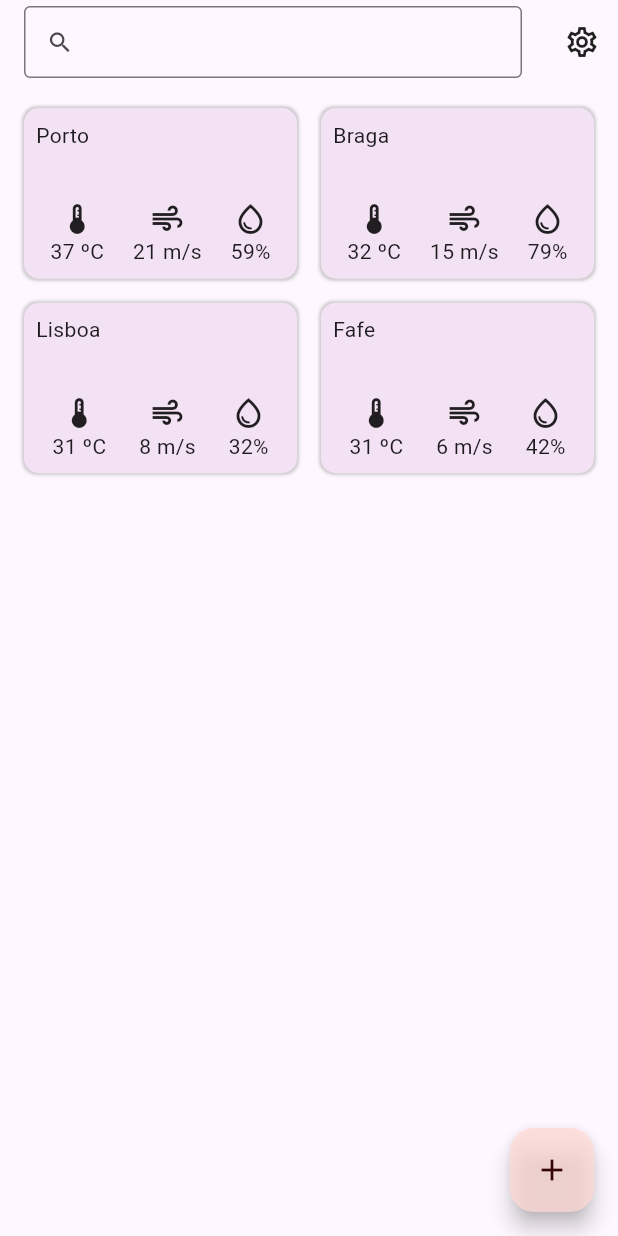
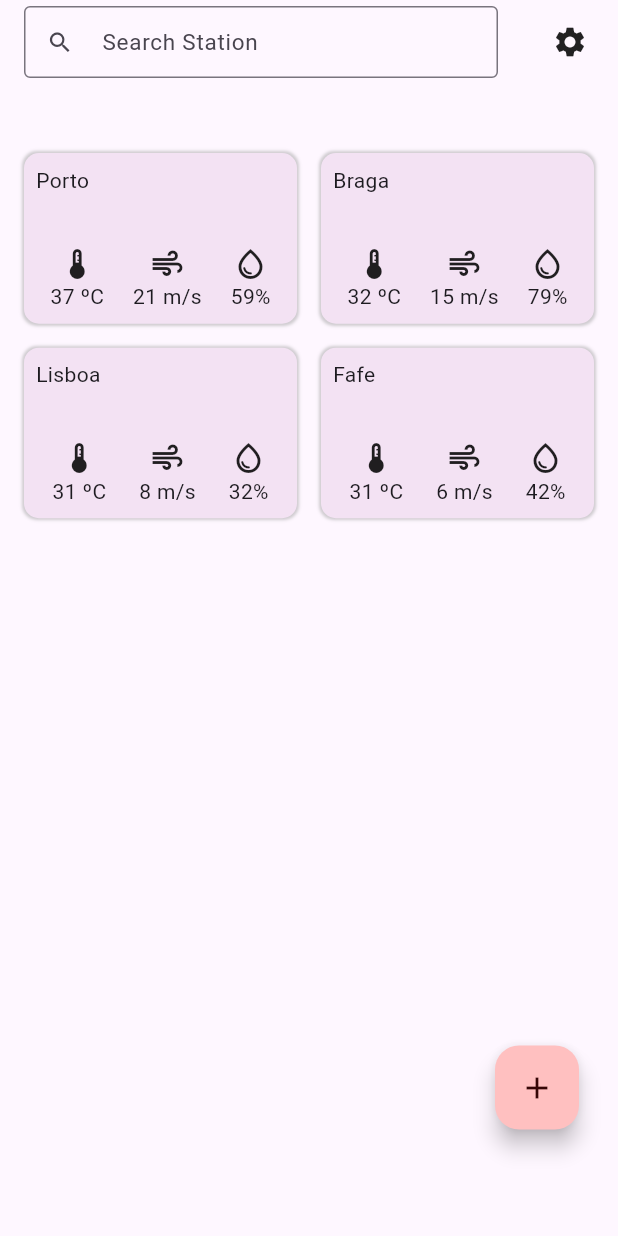
Before and after one commit to ES-Equipa-B/app, a Flutter app: the screen it shows after launch, on a phone screen of 412 x 824 dp. Run offline on Flutter 3.47's test engine with Material 2 defaults, Android fonts, the phone set to English and light mode, and no system bars.

Commit message:
Colors and paddings fixed

```diff
--- a/lib/screens/main/main_page.dart
+++ b/lib/screens/main/main_page.dart
@@ -27,6 +27,8 @@ class _MainPageState extends State<MainPage> {
         backgroundColor: Theme.of(context).scaffoldBackgroundColor,
         title: TextField(
           decoration: const InputDecoration(
+            hintText: "Search Station",
+            hintStyle: TextStyle(fontSize: 15),
             border: OutlineInputBorder(),
             isDense: true,
             prefixIcon: Icon(Icons.search),
@@ -39,14 +41,19 @@ class _MainPageState extends State<MainPage> {
           }),
         ),
         actions: [
-          IconButton(
+          Padding(
+            padding: const EdgeInsets.all(8.0),
+            child: IconButton(
                 color: Theme.of(context).iconTheme.color,
                 onPressed: () =>
                     {Navigator.pushReplacementNamed(context, "/settings")},
-              icon: const Icon(Icons.settings_outlined))
+                icon: const Icon(Icons.settings)),
+          )
         ],
       ),
       body: RefreshIndicator(
+        child: Padding(
+          padding: const EdgeInsets.only(top: 30.0),
           child: GridView.count(
               crossAxisCount: 2,
               mainAxisSpacing: 16,
@@ -54,18 +61,22 @@ class _MainPageState extends State<MainPage> {
               childAspectRatio: 1.6,
               padding: const EdgeInsets.all(16),
               children: stations.map((e) => StationCard(data: e)).toList()),
+        ),
         onRefresh: () => Future.sync(() => setState(() => {
               stations.add(const StationCardData(
                   name: "Setubal", temperature: 20, wind: 3, humidity: 14))
             })),
       ),
-      floatingActionButton: FloatingActionButton(
+      floatingActionButton: Padding(
+        padding: const EdgeInsets.only(right: 10, bottom: 55),
+        child: FloatingActionButton(
           onPressed: () {
             Navigator.pushReplacementNamed(context, "/newstation");
           },
-        backgroundColor: const Color.fromARGB(188, 255, 218, 212),
+          backgroundColor: const Color.fromARGB(255, 255, 192, 192),
           foregroundColor: const Color.fromARGB(255, 54, 6, 6),
           child: const Icon(Icons.add),
+        ),
       ),
     );
   }
--- a/lib/screens/new_station/new_station_page.dart
+++ b/lib/screens/new_station/new_station_page.dart
@@ -23,8 +23,6 @@ class NewStationPage extends StatelessWidget {
               color: Colors.black,
             ),
             onTap: () {
-              //TROCAR SPLASH PELO ROUTE DO MAIN DO PEDRO
-              //Navigator.pushReplacementNamed(context, "/splash");
               Navigator.pushReplacementNamed(context, "/main");
             },
           ),
--- a/lib/screens/settings/settings_page.dart
+++ b/lib/screens/settings/settings_page.dart
@@ -43,7 +43,7 @@ class _SettingsState extends State<Settings> {
             onTap: () {
               //TROCAR SPLASH PELO ROUTE DO MAIN DO PEDRO
               //Navigator.pushReplacementNamed(context, "/splash");
-              Navigator.pushReplacementNamed(context, "/newstation");
+              Navigator.pushReplacementNamed(context, "/main");
             },
           ),
         ),
--- a/lib/widgets/station_card.dart
+++ b/lib/widgets/station_card.dart
@@ -40,7 +40,7 @@ class StationCard extends StatelessWidget {
                 )
               ]),
           onTap: () {
-            //print("Clicaste no container"); // MANDAR PARA OUTRA PÁGINA
+            // MANDAR PARA OUTRA PÁGINA
           }, // Handle your callback
         ));
   }
--- a/pubspec.yaml
+++ b/pubspec.yaml
@@ -31,6 +31,7 @@ environment:
 dependencies:
   flutter:
     sdk: flutter
+  shared_preferences: ^2.0.15
   syncfusion_flutter_charts: ^20.2.50
   pie_chart: ^5.3.2
 
```
Also changed, not shown: pubspec.lock, 3 other files. Lines whose indentation alone changed are shown as unchanged.
